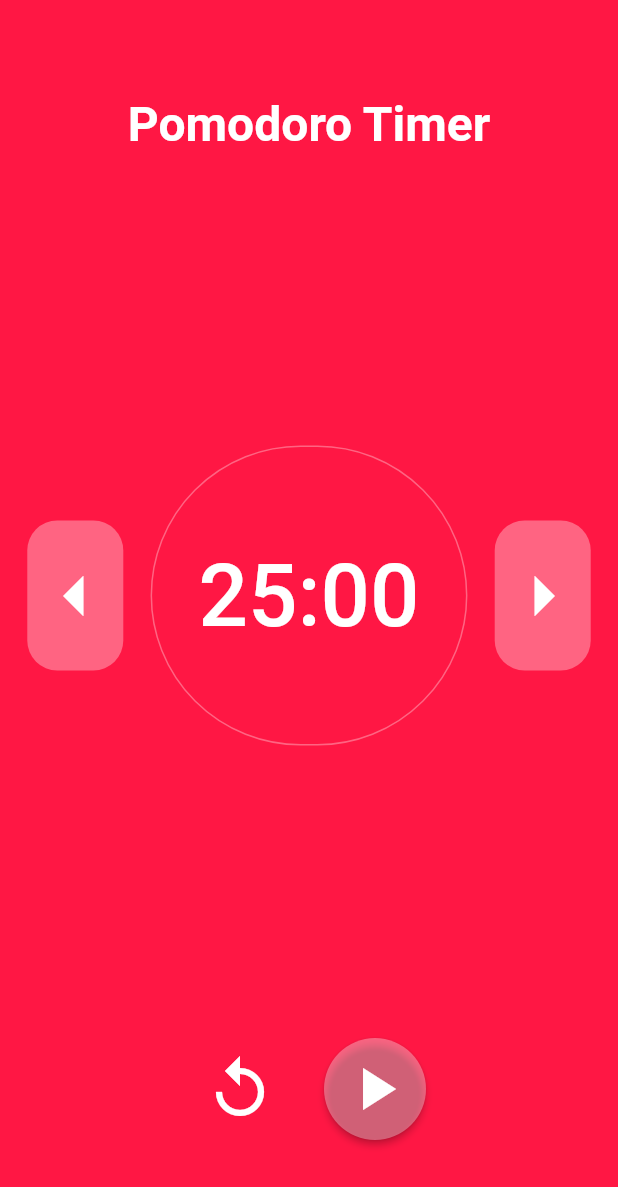
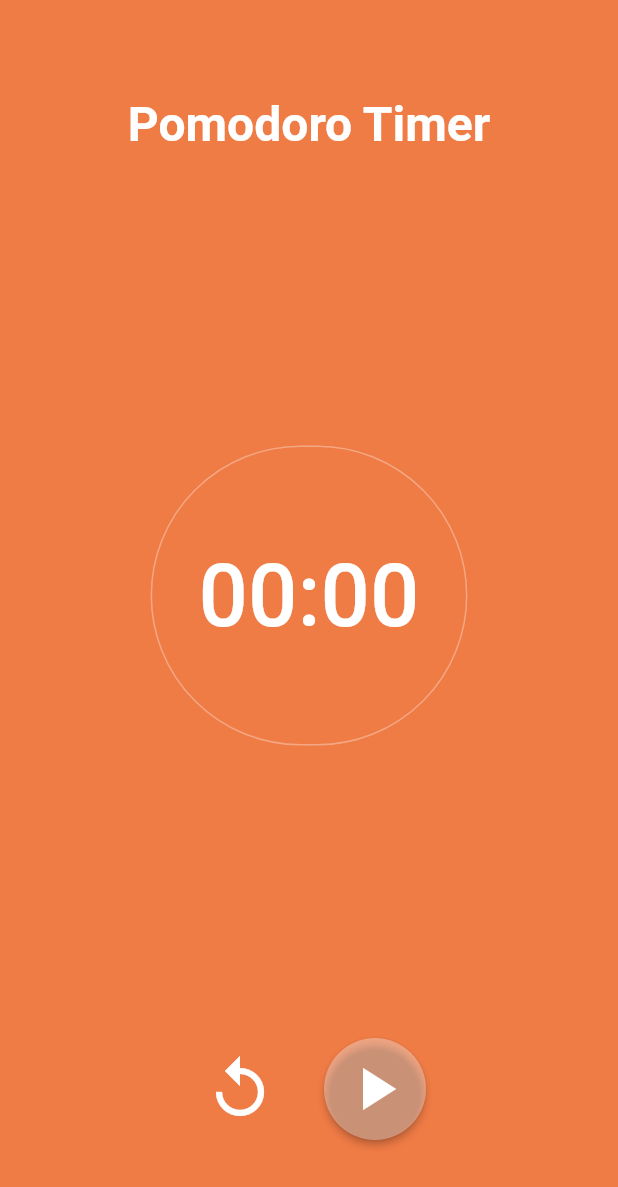
Before and after one commit to pedropfsf/pomodoro_timer, a Flutter app: the screen it shows after launch, on a phone screen of 412 x 824 dp. Shown: the top 1187 px of the screen. Run offline on Flutter 3.47's test engine with Material 2 defaults, Android fonts, the phone set to English and light mode, and no system bars; our stand-ins replace flutter_mobx, mobx; generated files the repository leaves out were written again.

Commit message:
feat(timer): Desenvolvendo outro meio de trocar de modo

```diff
--- a/lib/main.dart
+++ b/lib/main.dart
@@ -8,8 +8,6 @@ import 'package:flutter_mobx/flutter_mobx.dart';
 
 main() => runApp(const App());
 
-final mainStore = MainStore();
-
 class App extends StatefulWidget {
   const App({super.key});
 
@@ -18,14 +16,16 @@ class App extends StatefulWidget {
 }
 
 class _AppState extends State<App> {
+  final mainStore = MainStore();
+
   @override
   Widget build(BuildContext context) {
     return Observer(builder: (_) {
       return ScreenContainer(
-        color: mainStore.currentMode.color,
+        color: mainStore.color,
         children: [
           const ScreenTitle(text: 'Pomodoro Timer'),
-          ButtonTimer(timer: mainStore.currentMode.timer),
+          ButtonTimer(timer: mainStore.timer),
           const Control()
         ],
       );
--- a/lib/utils/colors.dart
+++ b/lib/services/colors.dart
@@ -1,7 +1,7 @@
 import 'package:flutter/material.dart';
 
 final colors = {
-  'red': const Color(0xFFFF1744),
+  'orange': const Color(0xFFEF7B45),
   'blue': const Color(0xFF2667FF),
   'purple': const Color(0xFF3B28CC),
   'white': const Color(0xFFFFFFFF),
--- a/lib/utils/ways.dart
+++ b/lib/services/ways.dart
@@ -1,5 +1,5 @@
 import 'package:flutter/material.dart';
-import 'package:pomodoro_timer/utils/colors.dart';
+import 'package:pomodoro_timer/services/colors.dart';
 
 abstract class Mode {
   Color color = Colors.white;
@@ -7,7 +7,7 @@ abstract class Mode {
 }
 
 class FocusMode extends Mode {
-  final Color _color = colors['red']!;
+  final Color _color = colors['orange']!;
   final int _timer = 1500;
 
   @override
--- a/lib/widgets/button_arrow.dart
+++ /dev/null
@@ -1,39 +0,0 @@
-import 'package:flutter/material.dart';
-import 'package:pomodoro_timer/utils/colors.dart';
-
-class ButtonArrow extends StatelessWidget {
-  ButtonArrow({super.key, this.direction, this.onPressed});
-
-  final String? direction;
-  final Function()? onPressed;
-
-  final style = IconButton.styleFrom(
-    backgroundColor: colors['alpha'],
-    padding: const EdgeInsets.all(0),
-    shape: RoundedRectangleBorder(
-      borderRadius: BorderRadius.circular(20),
-    ),
-    minimumSize: const Size(0, 100),
-  );
-
-  getIcon(String? direction) {
-    if (direction == 'right') {
-      return Icons.arrow_right;
-    }
-
-    return Icons.arrow_left;
-  }
-
-  @override
-  Widget build(BuildContext context) {
-    return TextButton(
-      onPressed: () {},
-      style: style,
-      child: Icon(
-        getIcon(direction),
-        size: 64,
-        color: colors['white'],
-      ),
-    );
-  }
-}
--- a/lib/widgets/button_play.dart
+++ b/lib/widgets/button_play.dart
@@ -1,5 +1,5 @@
 import 'package:flutter/material.dart';
-import 'package:pomodoro_timer/utils/colors.dart';
+import 'package:pomodoro_timer/services/colors.dart';
 
 class ButtonPlay extends StatelessWidget {
   const ButtonPlay({super.key});
--- a/lib/widgets/button_replay.dart
+++ b/lib/widgets/button_replay.dart
@@ -1,5 +1,5 @@
 import 'package:flutter/material.dart';
-import 'package:pomodoro_timer/utils/colors.dart';
+import 'package:pomodoro_timer/services/colors.dart';
 
 class ButtonReplay extends StatelessWidget {
   const ButtonReplay({super.key});
--- a/lib/widgets/button_timer.dart
+++ b/lib/widgets/button_timer.dart
@@ -1,8 +1,7 @@
 import 'package:flutter/material.dart';
 import 'package:pomodoro_timer/stores/main_store.dart';
-import 'package:pomodoro_timer/utils/colors.dart';
-import 'package:pomodoro_timer/utils/timer.dart';
-import 'package:pomodoro_timer/widgets/button_arrow.dart';
+import 'package:pomodoro_timer/services/colors.dart';
+import 'package:pomodoro_timer/services/timer.dart';
 
 final mainStore = MainStore();
 
@@ -31,27 +30,10 @@ class ButtonTimer extends StatelessWidget {
 
   @override
   Widget build(BuildContext context) {
-    return Row(
-      mainAxisAlignment: MainAxisAlignment.spaceEvenly,
-      children: [
-        ButtonArrow(
-          direction: 'left',
-          onPressed: () {
-            mainStore.next();
-          },
-        ),
-        TextButton(
-          onPressed: () {},
-          style: buttonStyle,
-          child: Text(getTimer(), style: textStyle),
-        ),
-        ButtonArrow(
-          direction: 'right',
-          onPressed: () {
-            mainStore.back();
-          },
-        )
-      ],
+    return TextButton(
+      onPressed: () {},
+      style: buttonStyle,
+      child: Text(getTimer(), style: textStyle),
     );
   }
 }
--- a/lib/widgets/screen_title.dart
+++ b/lib/widgets/screen_title.dart
@@ -1,5 +1,5 @@
 import 'package:flutter/material.dart';
-import 'package:pomodoro_timer/utils/colors.dart';
+import 'package:pomodoro_timer/services/colors.dart';
 
 class ScreenTitle extends StatelessWidget {
   const ScreenTitle({super.key, required this.text});
```
Also changed, not shown: lib/stores/main_store.dart (+13 -9 lines), lib/widgets/mode_options.dart (added, +35 -0 lines), lib/services/timer.dart (renamed from lib/utils/timer.dart), lib/stores/main_store.g.dart.
